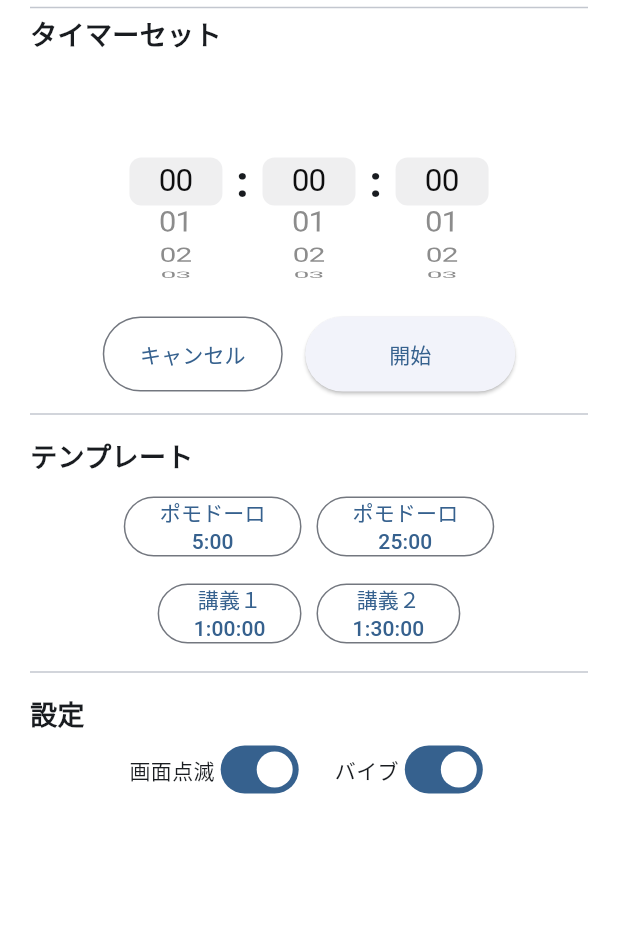
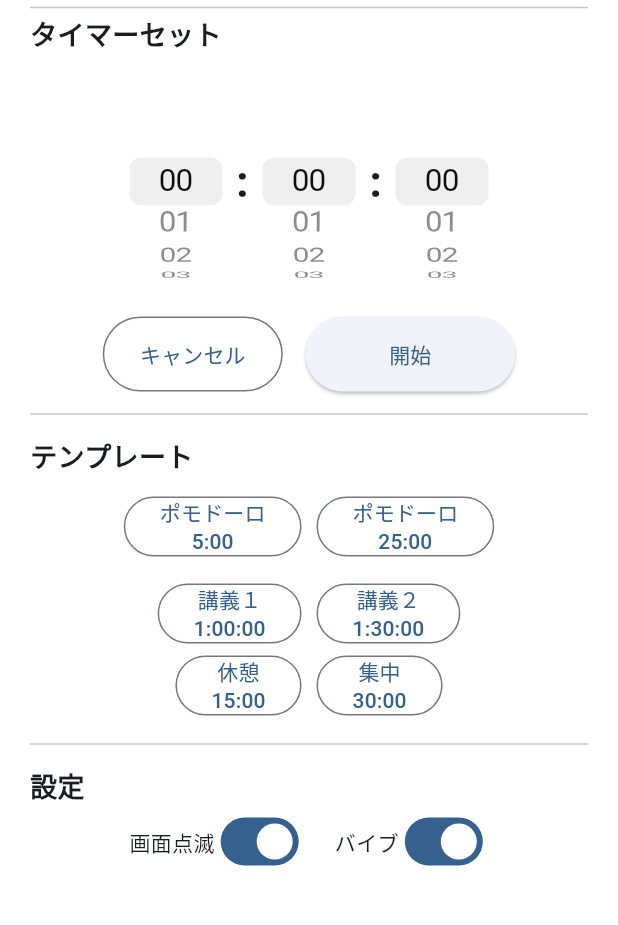
Before and after one commit to skyoungman/silent_timer, a Flutter app: the screen it shows after launch, scrolled down 576 dp, after a tap on "キャンセル", after a tap on "開始", on a phone screen of 412 x 824 dp, the part 69-994 px from its top. Run offline on Flutter 3.47's test engine with Material 3 defaults, Android fonts, the phone set to English and light mode, and no system bars; our stand-ins replace flutter_local_notifications, timezone.

Commit message:
feat:バックグラウンド通知及びテンプレート追加（v1.1.0）

```diff
--- a/lib/main.dart
+++ b/lib/main.dart
@@ -5,11 +5,15 @@ import 'dart:async'; // タイマー機能（Timer.periodic）を使うための
 import 'package:flutter/cupertino.dart'; // iOS風デザイン（CupertinoPickerドラムロール）用
 import 'package:flutter/material.dart'; // Flutter標準のデザインパーツ（ボタン、テキスト、テーマ色など）用
 import 'package:flutter/services.dart'; // スマホのハードウェア制御（バイブレーション HapticFeedback）用
+import 'notification_service.dart'; // ★追加：先ほど作成した通知マネージャーを取り込む
 
 // ------------------------------------------------------------
 // 2. アプリのスタート地点（メイン関数）
 // ------------------------------------------------------------
-void main() {
+void main() async { // ★変更：async を追加
+  WidgetsFlutterBinding.ensureInitialized(); // ★追加：Flutterの基本機能を初期化
+  await NotificationService().init(); // ★追加：通知機能の初期設定・許可リクエストを実行
+
   // アプリを起動し、最初に MyApp クラス（全体設定）を立ち上げる
   runApp(const SilentTimerApp());
 }
@@ -48,7 +52,8 @@ class TimerHomePage extends StatefulWidget {
 // ------------------------------------------------------------
 // 5. メイン画面の実体（変数・ロジック・UIのすべてがここに入る）
 // ------------------------------------------------------------
-class _TimerHomePageState extends State<TimerHomePage> {
+// ★変更：with WidgetsBindingObserver を追加（アプリが閉じられた・開かれたことを検知するため）
+class _TimerHomePageState extends State<TimerHomePage> with WidgetsBindingObserver {
   // ---【変数宣言：ドラムロールで選んだ時間を保持する変数】---
   int selectedHour = 0; // 選択された「時間」
   int selectedMin = 0; // 選択された「分」
@@ -59,6 +64,7 @@ class _TimerHomePageState extends State<TimerHomePage> {
   bool isPaused = false; // 一時停止中かどうか（true: 一時停止中, false: カウントダウン中）
   int remainingTime = 0; // カウントダウンの残り時間（秒単位）
   Timer? timer; // 1秒ごとに処理を繰り返すためのタイマーオブジェクト（nullの可能性あり）
+  DateTime? targetEndTime; // ★追加：タイマーが終了する予定の正確な日時
 
   // ---【変数宣言：設定スイッチと画面色の状態】---
   bool flashSwitch = true; // 画面点滅機能のON/OFF
@@ -73,10 +79,45 @@ class _TimerHomePageState extends State<TimerHomePage> {
   @override
   void initState() {
     super.initState();
+    WidgetsBinding.instance.addObserver(this); // ★追加：アプリの開閉状態の監視を開始
     // 画面が最初に読み込まれた時に、ドラムロールの初期位置をすべて「0」に設定する
     hourController = FixedExtentScrollController(initialItem: 0);
     minController = FixedExtentScrollController(initialItem: 0);
     secController = FixedExtentScrollController(initialItem: 0);
+  }
+
+  @override
+  void dispose() {
+    WidgetsBinding.instance.removeObserver(this); // ★追加：監視の解除
+    hourController.dispose();
+    minController.dispose();
+    secController.dispose();
+    timer?.cancel();
+    super.dispose();
+  }
+
+  // ★追加：アプリがバックグラウンドから復帰した時に時間を同期する処理
+  @override
+  void didChangeAppLifecycleState(AppLifecycleState state) {
+    if (state == AppLifecycleState.resumed && isRunning && !isPaused && targetEndTime != null) {
+      final difference = targetEndTime!.difference(DateTime.now()).inSeconds;
+      if (difference > 0) {
+        // まだタイマーが残っている場合：残り秒数を正確に合わせる
+        setState(() {
+          remainingTime = difference;
+        });
+      } else {
+        // バックグラウンド中に時間がゼロになっていた場合：タイマーを終了してアラームへ
+        timer?.cancel();
+        setState(() {
+          remainingTime = 0;
+          isRunning = false;
+          isPaused = false;
+        });
+        resetPickerTime();
+        triggerAlarmEffect();
+      }
+    }
   }
 
   void resetPickerTime() {
@@ -99,6 +140,7 @@ class _TimerHomePageState extends State<TimerHomePage> {
         isPaused = true;
       });
       timer?.cancel(); // カウントダウンを一時ストップ
+      NotificationService().cancelNotification(); // ★追加：一時停止時は通知予約を一旦解除
       return;
     }
 
@@ -107,6 +149,10 @@ class _TimerHomePageState extends State<TimerHomePage> {
       setState(() {
         isPaused = false;
       });
+      // ★追加：再開した時点から改めて終了予定時刻と通知を再設定
+      targetEndTime = DateTime.now().add(Duration(seconds: remainingTime));
+      NotificationService().scheduleContinuousNotifications(seconds: remainingTime);
+
       runCountdown(); // カウントダウン処理を再開
       return;
     }
@@ -120,7 +166,11 @@ class _TimerHomePageState extends State<TimerHomePage> {
       isRunning = true; // 作動中フラグをON
       isPaused = false; // 一時停止フラグをOFF
     });
-    resetPickerTime();  //スタートした時点でドラムロールをリセット
+    resetPickerTime(); // スタートした時点でドラムロールをリセット
+
+    // ★追加：タイマー終了予定時刻を計算し、iOSシステムに通知を予約
+    targetEndTime = DateTime.now().add(Duration(seconds: totalSec));
+    NotificationService().scheduleContinuousNotifications(seconds: totalSec);
 
     runCountdown(); // カウントダウン開始
   }
@@ -137,11 +187,12 @@ class _TimerHomePageState extends State<TimerHomePage> {
       } else {
         // 残り時間が0になった場合：タイマーを停止してアラーム演出を実行
         t.cancel();
+        NotificationService().cancelNotification(); // ★追加：通知をクリア
         setState(() {
           isRunning = false;
           isPaused = false;
         });
-        resetPickerTime();  // タイマー終了時にドラムロールをリセット
+        resetPickerTime(); // タイマー終了時にドラムロールをリセット
         await triggerAlarmEffect(); // 点滅と振動のアラームを実行
       }
     });
@@ -150,15 +201,17 @@ class _TimerHomePageState extends State<TimerHomePage> {
   // ---【ロジック 3：キャンセルボタンを押した時の処理】---
   void cancelTimer() {
     timer?.cancel(); // タイマーの定期実行をストップ
+    NotificationService().cancelNotification(); // ★追加：予約中の通知を破棄
+    targetEndTime = null; // ★追加：終了時刻をクリア
     setState(() {
       isRunning = false;
       isPaused = false;
       remainingTime = 0; // 残り時間をリセット
     });
-    resetPickerTime();  // キャンセル時にドラムロールをリセット
+    resetPickerTime(); // キャンセル時にドラムロールをリセット
   }
 
-// ---【ロジック 4：タイマー終了時のアラーム演出（点滅・強力バイブ・手動停止まで無限ループ）】---
+  // ---【ロジック 4：タイマー終了時のアラーム演出（点滅・強力バイブ・手動停止まで無限ループ）】---
   Future<void> triggerAlarmEffect() async {
     bool isAlarming = true; // アラーム停止管理フラグ
 
@@ -190,9 +243,8 @@ class _TimerHomePageState extends State<TimerHomePage> {
       }
 
       if (vibeSwitch) {
-        // バイブ強化：短時間（100ms間隔）で2回連続衝撃を与えて振動感を強める
+        // バイブ強化：短時間で振動感を強める
         HapticFeedback.vibrate();
-
       }
 
       await Future.delayed(const Duration(milliseconds: 250));
@@ -365,6 +417,16 @@ class _TimerHomePageState extends State<TimerHomePage> {
               ],
             ),
 
+            // 講義テンプレートボタン（15分 / 30分）
+            Row(
+              mainAxisAlignment: MainAxisAlignment.center,
+              children: [
+                OutlinedButton(onPressed: () => setTemplateTime(0, 15, 0), child: const Text("休憩\n15:00", textAlign: TextAlign.center)),
+                const SizedBox(width: 10),
+                OutlinedButton(onPressed: () => setTemplateTime(0, 30, 0), child: const Text("集中\n30:00", textAlign: TextAlign.center)),
+              ],
+            ),
+
             const Divider(height: 30),
 
             // ---【設定スイッチセクション（画面点滅 / バイブ）】---
@@ -382,17 +444,6 @@ class _TimerHomePageState extends State<TimerHomePage> {
           ],
         ),
       ),
-
-      // ---【画面下部のナビゲーションバー（セット / 一覧）】---
-      // まだ「一覧」画面は作っていないので、ナビゲーションバーは表示だけしておく
-      //bottomNavigationBar: NavigationBar(
-        //destinations: const [
-          //NavigationDestination(icon: Icon(Icons.timer), label: "セット"),
-          //NavigationDestination(icon: Icon(Icons.format_list_bulleted), label: "一覧"),
-        //],
-        //electedIndex: 0,
-      //),
-      //
     );
   }
 }
--- /dev/null
+++ b/lib/notification_service.dart
@@ -0,0 +1,78 @@
+import 'package:flutter_local_notifications/flutter_local_notifications.dart';
+import 'package:timezone/data/latest_all.dart' as tz;
+import 'package:timezone/timezone.dart' as tz;
+
+class NotificationService {
+  static final NotificationService _instance = NotificationService._internal();
+  factory NotificationService() => _instance;
+  NotificationService._internal();
+
+  final FlutterLocalNotificationsPlugin flutterLocalNotificationsPlugin =
+      FlutterLocalNotificationsPlugin();
+
+  Future<void> init() async {
+    tz.initializeTimeZones();
+
+    const DarwinInitializationSettings initializationSettingsDarwin =
+        DarwinInitializationSettings(
+      requestAlertPermission: true,
+      requestBadgePermission: true,
+      requestSoundPermission: true,
+    );
+
+    const InitializationSettings initializationSettings =
+        InitializationSettings(
+      iOS: initializationSettingsDarwin,
+    );
+
+    await flutterLocalNotificationsPlugin.initialize(initializationSettings);
+  }
+
+  /// 指定秒数後から数秒おきに連続で通知を予約する
+  Future<void> scheduleContinuousNotifications({
+    required int seconds,
+    int repeatCount = 6, // 連続で鳴らす回数（6回 = 約x秒間）
+    int intervalSeconds = 4, // 通知と通知の間隔（秒）
+    String title = 'SilentTimer',
+    String body = '設定した時間になりました。',
+  }) async {
+    // 既存の未配信通知をすべてクリア
+    await cancelNotification();
+
+    if (seconds <= 0) return;
+
+    const DarwinNotificationDetails darwinNotificationDetails =
+        DarwinNotificationDetails(
+      sound: 'silent.caf',
+      presentAlert: true,
+      presentBadge: true,
+      presentSound: true,
+    );
+
+    const NotificationDetails notificationDetails = NotificationDetails(
+      iOS: darwinNotificationDetails,
+    );
+
+    // 指定間隔で複数の通知をまとめてキューに登録
+    for (int i = 0; i < repeatCount; i++) {
+      final scheduledDate = tz.TZDateTime.now(tz.local).add(
+        Duration(seconds: seconds + (i * intervalSeconds)),
+      );
+
+      await flutterLocalNotificationsPlugin.zonedSchedule(
+        i, // 一意の通知ID (0, 1, 2...)
+        title,
+        body,
+        scheduledDate,
+        notificationDetails,
+        uiLocalNotificationDateInterpretation:
+            UILocalNotificationDateInterpretation.absoluteTime,
+      );
+    }
+  }
+
+  /// 予約されているすべての通知をキャンセル
+  Future<void> cancelNotification() async {
+    await flutterLocalNotificationsPlugin.cancelAll();
+  }
+}
--- a/pubspec.yaml
+++ b/pubspec.yaml
@@ -2,7 +2,7 @@ name: silent_timer_app
 description: "A silent timer app for quiet environments."
 publish_to: 'none'
 
-version: 1.0.0+1
+version: 1.1.0+2
 
 environment:
   sdk: '>=3.0.0 <4.0.0'
@@ -10,7 +10,8 @@ environment:
 dependencies:
   flutter:
     sdk: flutter
-  cupertino_icons: ^1.0.2
+  flutter_local_notifications: ^17.2.3
+  timezone: ^0.9.4
 
 dev_dependencies:
   flutter_test:
```
Also changed, not shown: pubspec.lock, 12 other files.
